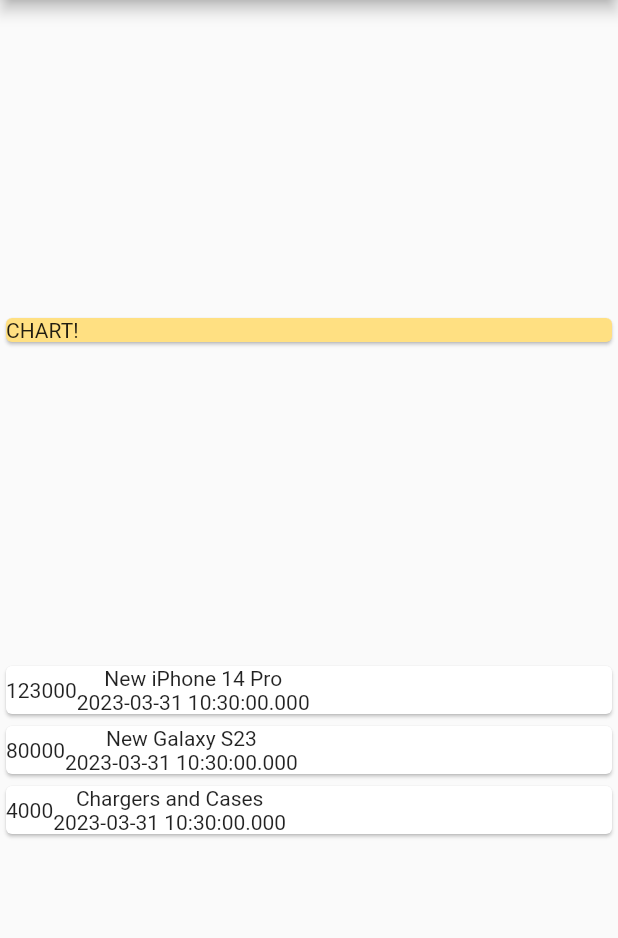
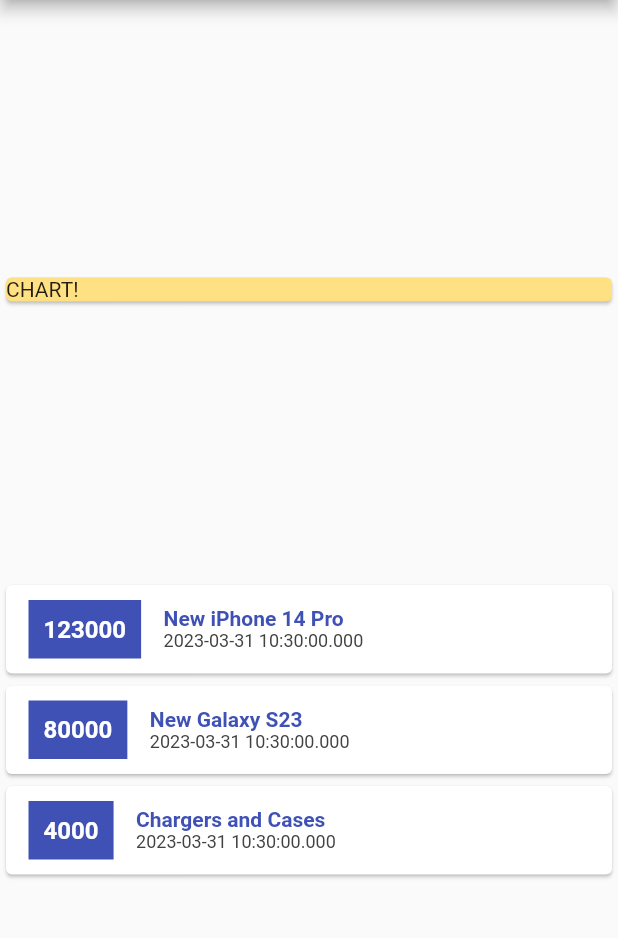
Before and after one commit to BrushankPatra/genesis, a Flutter app: the screen it shows after launch, on a phone screen of 412 x 824 dp, the part 84-1022 px from its top. Run offline on Flutter 3.47's test engine with Material 2 defaults, Android fonts, the phone set to English and light mode, and no system bars.

Commit message:
transactions list styled

```diff
--- a/lib/main.dart
+++ b/lib/main.dart
@@ -59,12 +59,37 @@ class MyHomePage extends StatelessWidget {
                 child: Row(
                   children: [
                     Container(
-                      child: Text(txn.amount.toString()),
+                      margin: EdgeInsets.symmetric(
+                        vertical: 10,
+                        horizontal: 15,
+                      ),
+                      child: Text(
+                        txn.amount.toString(),
+                        style: TextStyle(
+                          fontWeight: FontWeight.bold,
+                          color: Colors.white,
+                          fontSize: 16,
+                        ),
+                      ),
+                      decoration: BoxDecoration(color: Colors.indigo),
+                      padding: EdgeInsets.all(10),
                     ),
                     Column(
+                      crossAxisAlignment: CrossAxisAlignment.start,
                       children: [
-                        Text(txn.title),
-                        Text(txn.date.toString()),
+                        Text(txn.title,
+                            style: TextStyle(
+                              fontSize: 14,
+                              color: Colors.indigo,
+                              fontWeight: FontWeight.bold,
+                            )),
+                        Text(
+                          txn.date.toString(),
+                          style: TextStyle(
+                            fontSize: 12,
+                            color: Colors.grey[800],
+                          ),
+                        ),
                       ],
                     ),
                   ],
```
